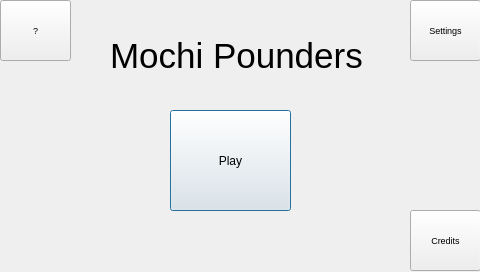
Old version of the form Mochi-Pounders/mainmenu.ui in the repository amfaller/Mochi-Pounders.
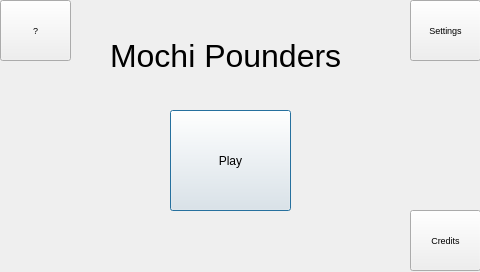
New version of the form.

Patch:
```diff
--- a/Mochi-Pounders/mainmenu.ui
+++ b/Mochi-Pounders/mainmenu.ui
@@ -91,7 +91,7 @@
    </property>
    <property name="font">
     <font>
-     <pointsize>26</pointsize>
+     <pointsize>24</pointsize>
     </font>
    </property>
    <property name="text">
```
